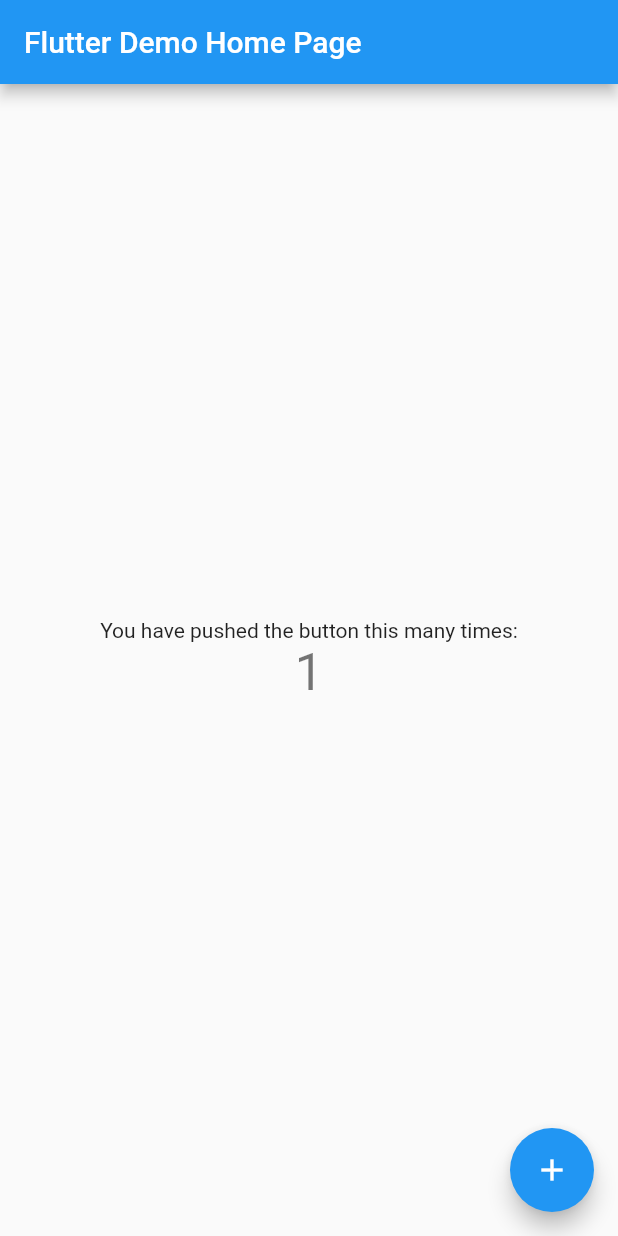
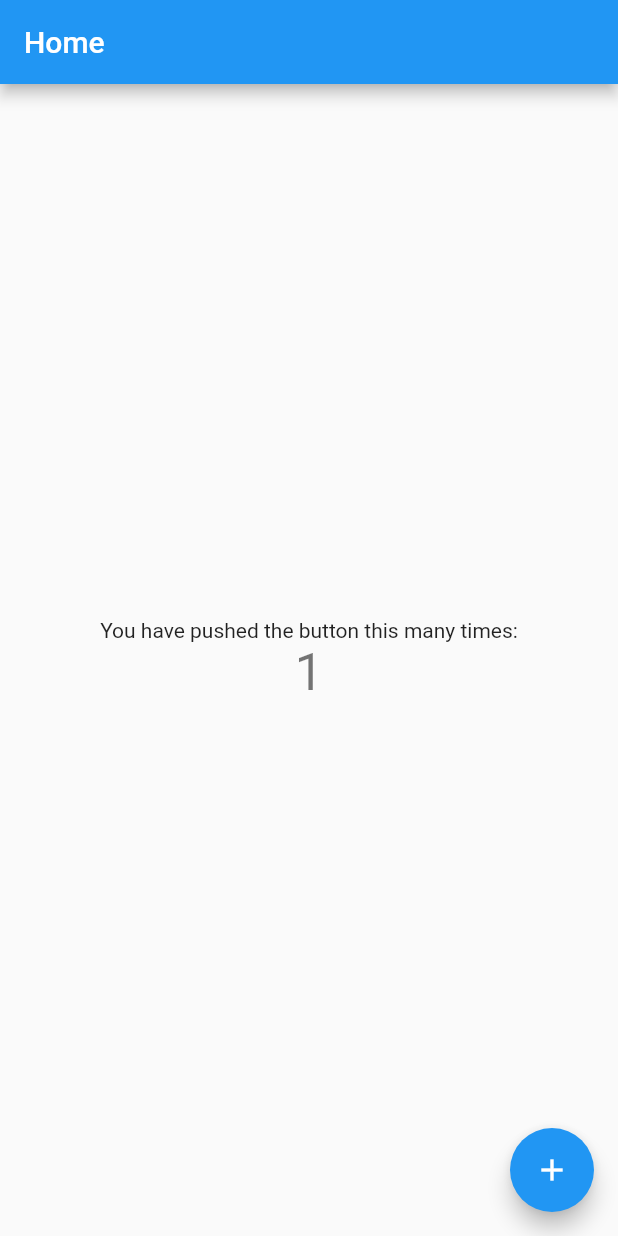
Before and after one commit to TechGeekD/flutter_todo_redux, a Flutter app: the screen it shows after launch, after a tap on the "add" icon, on a phone screen of 412 x 824 dp. Run offline on Flutter 3.47's test engine with Material 2 defaults, Android fonts, the phone set to English and light mode, and no system bars; our stand-ins replace flutter_redux, redux; missing offline and left inert: redux_logging.

```diff
--- /dev/null
+++ b/lib/actions/counter_actions.dart
@@ -0,0 +1,3 @@
+class IncrementCountAction {}
+
+class DecrememtCountAction {}
--- /dev/null
+++ b/lib/containers/counter/counter.dart
@@ -0,0 +1,32 @@
+import 'package:flutter/foundation.dart';
+import 'package:flutter/material.dart';
+import 'package:flutter_redux/flutter_redux.dart';
+import 'package:flutter_todo_redux/models/app_state.dart';
+import 'package:redux/redux.dart';
+
+class Counter extends StatelessWidget {
+  @override
+  Widget build(BuildContext context) {
+    return StoreConnector<AppState, _ViewModel>(
+      converter: _ViewModel.fromStore,
+      builder: (BuildContext context, _ViewModel vm) {
+        return Text(
+          vm.count.toString(),
+          style: Theme.of(context).textTheme.display1,
+        );
+      },
+    );
+  }
+}
+
+class _ViewModel {
+  final int count;
+
+  _ViewModel({
+    @required this.count,
+  });
+
+  static _ViewModel fromStore(Store<AppState> store) {
+    return _ViewModel(count: store.state.count);
+  }
+}
--- /dev/null
+++ b/lib/containers/counter/increase_counter.dart
@@ -0,0 +1,26 @@
+import 'package:flutter/material.dart';
+import 'package:flutter_redux/flutter_redux.dart';
+import 'package:flutter_todo_redux/actions/counter_actions.dart';
+import 'package:flutter_todo_redux/models/app_state.dart';
+import 'package:redux/redux.dart';
+
+class IncreaseCountButton extends StatelessWidget {
+  IncreaseCountButton({Key key}) : super(key: key);
+
+  @override
+  Widget build(BuildContext context) {
+    return StoreConnector<AppState, VoidCallback>(
+      converter: (Store<AppState> store) {
+        return () {
+          store.dispatch(IncrementCountAction());
+        };
+      },
+      builder: (BuildContext context, VoidCallback increase) {
+        return FloatingActionButton(
+          onPressed: increase,
+          child: Icon(Icons.add),
+        );
+      },
+    );
+  }
+}
--- a/lib/main.dart
+++ b/lib/main.dart
@@ -1,62 +1,30 @@
 import 'package:flutter/material.dart';
+import 'package:redux/redux.dart';
+import 'package:flutter_redux/flutter_redux.dart';
+import 'package:redux_logging/redux_logging.dart';
 
-void main() => runApp(MyApp());
+import 'package:flutter_todo_redux/reducers/app_reducer.dart';
 
-class MyApp extends StatelessWidget {
-  @override
-  Widget build(BuildContext context) {
-    return MaterialApp(
-      title: 'Flutter Demo',
-      theme: ThemeData(
-        primarySwatch: Colors.blue,
-      ),
-      home: MyHomePage(title: 'Flutter Demo Home Page'),
-    );
-  }
-}
+import 'package:flutter_todo_redux/models/app_state.dart';
+import 'package:flutter_todo_redux/pages/home_page.dart';
 
-class MyHomePage extends StatefulWidget {
-  MyHomePage({Key key, this.title}) : super(key: key);
+void main() => runApp(TodoApp());
 
-  final String title;
-
-  @override
-  _MyHomePageState createState() => _MyHomePageState();
-}
-
-class _MyHomePageState extends State<MyHomePage> {
-  int _counter = 0;
-
-  void _incrementCounter() {
-    setState(() {
-      _counter++;
-    });
-  }
+class TodoApp extends StatelessWidget {
+  final String title = 'Me Suite';
+  final store = Store<AppState>(
+    appReducer,
+    initialState: AppState(),
+    middleware: [LoggingMiddleware.printer()],
+  );
 
   @override
   Widget build(BuildContext context) {
-    return Scaffold(
-      appBar: AppBar(
-        title: Text(widget.title),
-      ),
-      body: Center(
-        child: Column(
-          mainAxisAlignment: MainAxisAlignment.center,
-          children: <Widget>[
-            Text(
-              'You have pushed the button this many times:',
-            ),
-            Text(
-              '$_counter',
-              style: Theme.of(context).textTheme.display1,
-            ),
-          ],
-        ),
-      ),
-      floatingActionButton: FloatingActionButton(
-        onPressed: _incrementCounter,
-        tooltip: 'Increment',
-        child: Icon(Icons.add),
+    return StoreProvider(
+      store: store,
+      child: MaterialApp(
+        title: title,
+        home: HomePage(title: 'Home'),
       ),
     );
   }
--- /dev/null
+++ b/lib/models/app_state.dart
@@ -0,0 +1,16 @@
+class AppState {
+  final int count;
+  final bool isLoading;
+
+  AppState({this.count = 0, this.isLoading = false});
+
+  AppState copyWith({int count, bool isLoading}) {
+    return AppState(
+        count: count ?? this.count, isLoading: isLoading ?? this.isLoading);
+  }
+
+  @override
+  String toString() {
+    return 'AppState {isLoading: $isLoading, count: $count}';
+  }
+}
--- /dev/null
+++ b/lib/pages/home_page.dart
@@ -0,0 +1,32 @@
+import 'package:flutter/material.dart';
+import 'package:flutter_todo_redux/containers/counter/counter.dart';
+import 'package:flutter_todo_redux/containers/counter/increase_counter.dart';
+
+class HomePage extends StatelessWidget {
+  final String title;
+
+  HomePage({this.title});
+
+  @override
+  Widget build(BuildContext context) {
+    return Scaffold(
+      appBar: AppBar(
+        title: Text(title),
+      ),
+      body: Container(
+        child: Center(
+          child: Column(
+            mainAxisAlignment: MainAxisAlignment.center,
+            children: <Widget>[
+              Text(
+                'You have pushed the button this many times:',
+              ),
+              Counter(),
+            ],
+          ),
+        ),
+      ),
+      floatingActionButton: IncreaseCountButton(),
+    );
+  }
+}
--- /dev/null
+++ b/lib/reducers/app_reducer.dart
@@ -0,0 +1,9 @@
+import 'package:flutter_todo_redux/models/app_state.dart';
+import 'package:flutter_todo_redux/reducers/counter_reducer.dart';
+
+AppState appReducer(AppState state, action) {
+  return AppState(
+    isLoading: false,
+    count: counterReducer(state.count, action),
+  );
+}
--- /dev/null
+++ b/lib/reducers/counter_reducer.dart
@@ -0,0 +1,13 @@
+import 'package:flutter_todo_redux/actions/counter_actions.dart';
+
+int counterReducer(int currentCount, action) {
+  if (action is IncrementCountAction) {
+    currentCount++;
+    return currentCount;
+  } else if (action is DecrememtCountAction) {
+    currentCount--;
+    return currentCount;
+  } else {
+    return currentCount;
+  }
+}
--- a/pubspec.yaml
+++ b/pubspec.yaml
@@ -19,6 +19,10 @@ environment:
 dependencies:
   flutter:
     sdk: flutter
+  flutter_redux: ^0.5.3
+  redux: ^3.0.0
+  redux_logging: ^0.3.0
+
 
   # The following adds the Cupertino Icons font to your application.
   # Use with the CupertinoIcons class for iOS style icons.
```
Also changed, not shown: pubspec.lock, 1 other file.
